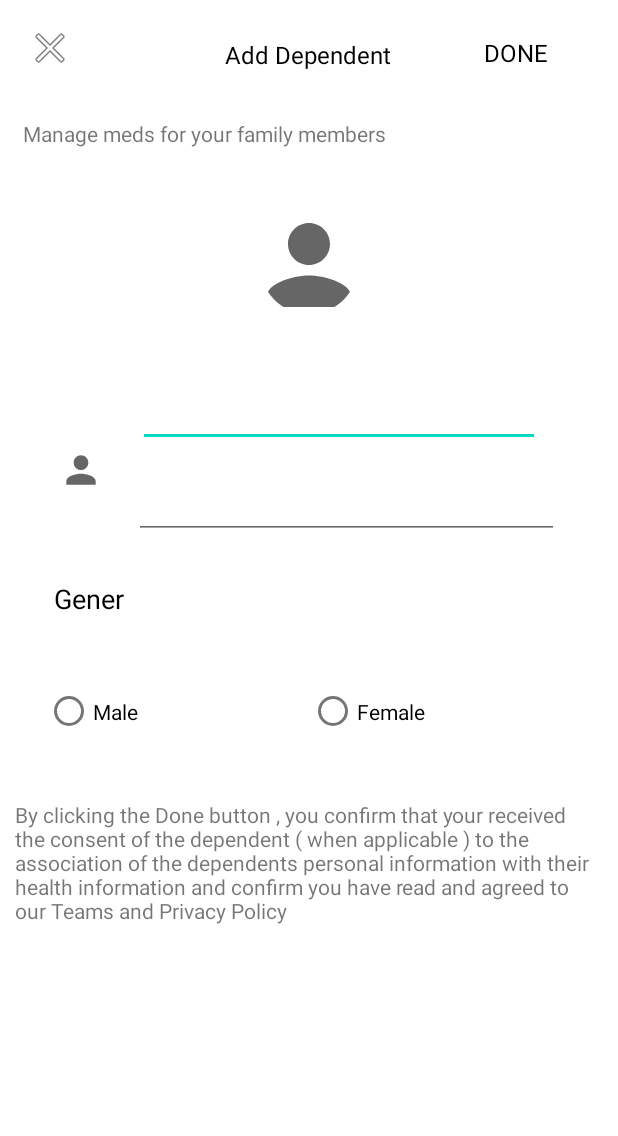
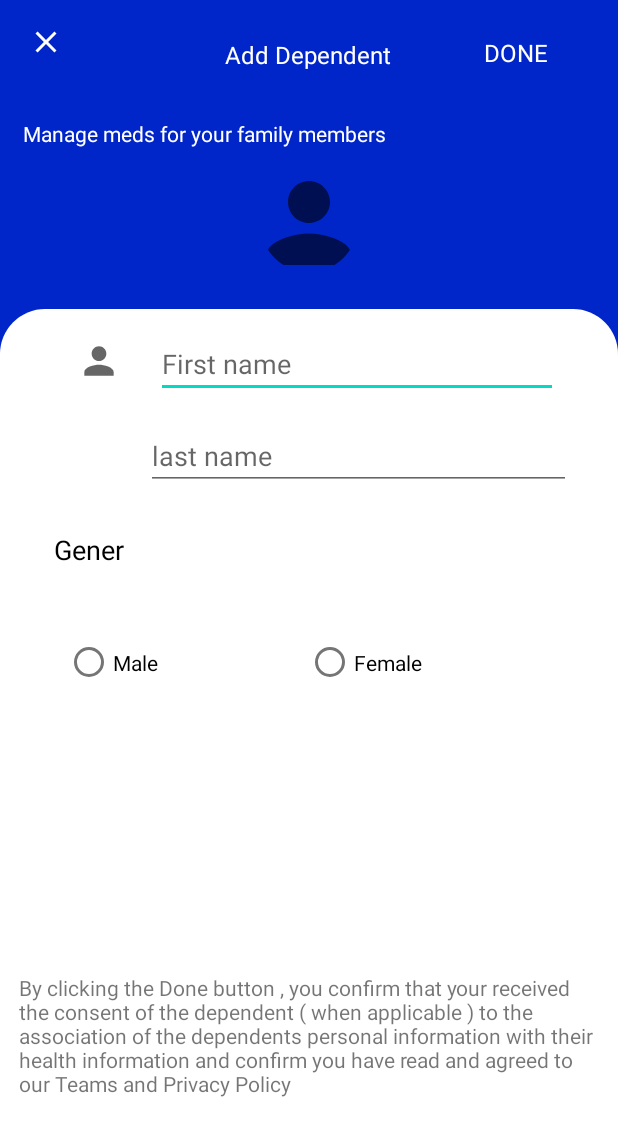
Before and after one commit to MarwanAdel1/Medical-Reminder-App, an Android app: the AddDependentFragment screen opened directly, with no data from a screen before it, on a phone screen of 412 x 824 dp. Shown: the top 1136 px of the screen. Run offline under Robolectric (Android 15) with nearby library versions, the phone set to English and light mode, and no system bars; our stand-ins replace CircleImageView.

Commit message:
Narges/after merge with main

```diff
--- /dev/null
+++ b/app/src/main/res/drawable/button_shape.xml
@@ -0,0 +1,5 @@
+<?xml version="1.0" encoding="utf-8"?>
+<shape xmlns:android="http://schemas.android.com/apk/res/android" android:shape="rectangle"  >
+    <solid android:color="@color/addMedicationBackgroundColor"/>
+    <corners android:radius="10dp"/>
+</shape>
--- /dev/null
+++ b/app/src/main/res/drawable/ic_ba_close_24.xml
@@ -0,0 +1,5 @@
+<vector android:height="24dp" android:tint="#FFFFFF"
+    android:viewportHeight="24" android:viewportWidth="24"
+    android:width="24dp" xmlns:android="http://schemas.android.com/apk/res/android">
+    <path android:fillColor="@android:color/white" android:pathData="M19,6.41L17.59,5 12,10.59 6.41,5 5,6.41 10.59,12 5,17.59 6.41,19 12,13.41 17.59,19 19,17.59 13.41,12z"/>
+</vector>
--- /dev/null
+++ b/app/src/main/res/drawable/shape.xml
@@ -0,0 +1,5 @@
+<?xml version="1.0" encoding="utf-8"?>
+<shape xmlns:android="http://schemas.android.com/apk/res/android" android:shape="rectangle">
+    <solid android:color="@color/white"/>
+    <corners android:topLeftRadius="30dp" android:topRightRadius="30dp"/>
+</shape>
--- a/app/src/main/res/layout/fragment_add_dependent.xml
+++ b/app/src/main/res/layout/fragment_add_dependent.xml
@@ -4,14 +4,15 @@
     xmlns:app="http://schemas.android.com/apk/res-auto"
     android:layout_width="match_parent"
     android:layout_height="match_parent"
-    tools:context=".views.add_dependent_screen.AddDependentFragment">
+    tools:context=".views.add_dependent_screen.AddDependentFragment"
+    android:background="@color/addMedicationBackgroundColorDark">
 
     <ImageView
         android:id="@+id/exitdependent"
         android:layout_width="wrap_content"
         android:layout_height="wrap_content"
         android:layout_marginTop="16dp"
-        android:src="@android:drawable/ic_menu_close_clear_cancel"
+        android:src="@drawable/ic_ba_close_24"
         app:layout_constraintEnd_toStartOf="@+id/adddependenttext"
         app:layout_constraintHorizontal_bias="0.146"
         app:layout_constraintStart_toStartOf="parent"
@@ -23,7 +24,7 @@
         android:layout_height="wrap_content"
         android:layout_marginTop="25dp"
         android:text="Add Dependent"
-        android:textColor="@color/black"
+        android:textColor="@color/white"
         android:textSize="16sp"
         app:layout_constraintEnd_toEndOf="parent"
         app:layout_constraintHorizontal_bias="0.498"
@@ -36,8 +37,7 @@
         android:layout_height="wrap_content"
         android:layout_marginTop="24dp"
         android:text="DONE"
-        android:textColor="@color/black"
-        style="@android:style/Widget.Button"
+        android:textColor="@color/white"
         android:background="#00FBFBFB"
         android:textSize="16sp"
         app:layout_constraintEnd_toEndOf="parent"
@@ -52,6 +52,7 @@
         android:layout_marginLeft="15dp"
         android:layout_marginTop="32dp"
         android:layout_marginRight="15dp"
+        android:textColor="@color/white"
         android:text="Manage meds for your family members"
         app:layout_constraintEnd_toEndOf="parent"
         app:layout_constraintHorizontal_bias="1.0"
@@ -63,39 +64,54 @@
         android:id="@+id/circleImageView"
         android:layout_width="65dp"
         android:layout_height="84dp"
-        android:layout_marginTop="36dp"
+        android:layout_marginTop="8dp"
         android:src="@drawable/ic_person_24"
         app:layout_constraintEnd_toEndOf="parent"
         app:layout_constraintStart_toStartOf="parent"
         app:layout_constraintTop_toBottomOf="@+id/textView3" />
 
+    <androidx.constraintlayout.widget.ConstraintLayout
+        android:layout_width="match_parent"
+        android:layout_height="0dp"
+        app:layout_constraintHeight_percent=".75"
+        android:background="@drawable/shape"
+        app:layout_constraintBottom_toBottomOf="parent"
+        app:layout_constraintEnd_toEndOf="parent"
+        app:layout_constraintHorizontal_bias="0.0"
+        app:layout_constraintStart_toStartOf="parent"
+        app:layout_constraintTop_toBottomOf="@+id/circleImageView"
+        app:layout_constraintVertical_bias="1.0">
 
         <ImageView
             android:id="@+id/person"
             android:layout_width="36dp"
             android:layout_height="29dp"
-        android:layout_marginStart="36dp"
-        android:layout_marginTop="80dp"
+            android:layout_marginStart="48dp"
+            android:layout_marginTop="20dp"
             android:src="@drawable/ic_person_24"
             app:layout_constraintStart_toStartOf="parent"
-        app:layout_constraintTop_toBottomOf="@+id/circleImageView" />
+            app:layout_constraintTop_toTopOf="parent" />
 
         <EditText
             android:id="@+id/firstnameedittext"
             android:layout_width="268dp"
             android:layout_height="39dp"
             android:layout_marginStart="20dp"
-        android:layout_marginTop="40dp"
+            android:layout_marginTop="20dp"
+            android:hint="First name"
+            android:inputType="text"
             app:layout_constraintEnd_toEndOf="parent"
             app:layout_constraintHorizontal_bias="0.0"
             app:layout_constraintStart_toEndOf="@+id/person"
-        app:layout_constraintTop_toBottomOf="@+id/circleImageView" />
+            app:layout_constraintTop_toTopOf="parent" />
 
         <EditText
             android:id="@+id/secondnameedittext2"
             android:layout_width="283dp"
             android:layout_height="41dp"
             android:layout_marginTop="20dp"
+            android:hint="last name"
+            android:inputType="text"
             app:layout_constraintEnd_toEndOf="parent"
             app:layout_constraintHorizontal_bias="0.304"
             app:layout_constraintStart_toEndOf="@+id/person"
@@ -115,15 +131,15 @@
 
         <RadioGroup
             android:id="@+id/radioGrp"
-        android:layout_width="match_parent"
-        android:layout_height="wrap_content"
+            android:layout_width="382dp"
+            android:layout_height="53dp"
             android:layout_marginTop="84dp"
             android:orientation="horizontal"
             android:paddingLeft="30dp"
             android:paddingRight="30dp"
 
             app:layout_constraintEnd_toEndOf="parent"
-        app:layout_constraintHorizontal_bias="0.0"
+            app:layout_constraintHorizontal_bias="0.444"
             app:layout_constraintStart_toStartOf="parent"
             app:layout_constraintTop_toBottomOf="@+id/secondnameedittext2">
 
@@ -150,13 +166,13 @@
         <TextView
             android:layout_width="385dp"
             android:layout_height="111dp"
-        android:layout_marginLeft="10dp"
-        android:layout_marginTop="28dp"
-        android:layout_marginRight="20dp"
+            android:layout_marginBottom="64dp"
             android:text="By clicking the Done button , you confirm that your received the consent of the dependent ( when applicable ) to the association of the dependents personal information with their health information and confirm you have read and agreed to our Teams and Privacy Policy "
+            app:layout_constraintBottom_toBottomOf="parent"
             app:layout_constraintEnd_toEndOf="parent"
-        app:layout_constraintHorizontal_bias="0.0"
-        app:layout_constraintStart_toStartOf="parent"
-        app:layout_constraintTop_toBottomOf="@+id/radioGrp" />
+            app:layout_constraintHorizontal_bias="0.484"
+            app:layout_constraintStart_toStartOf="parent" />
 
     </androidx.constraintlayout.widget.ConstraintLayout>
+
+</androidx.constraintlayout.widget.ConstraintLayout>
```
Also changed, not shown: app/src/main/res/layout/fragment_add_medfriend.xml (+34 -12 lines), app/src/main/res/layout/fragment_delete_dependent.xml (+21 -18 lines), app/src/main/res/layout/fragment_medfriend_pending.xml (+7 -5 lines). Lines whose indentation alone changed are shown as unchanged.
